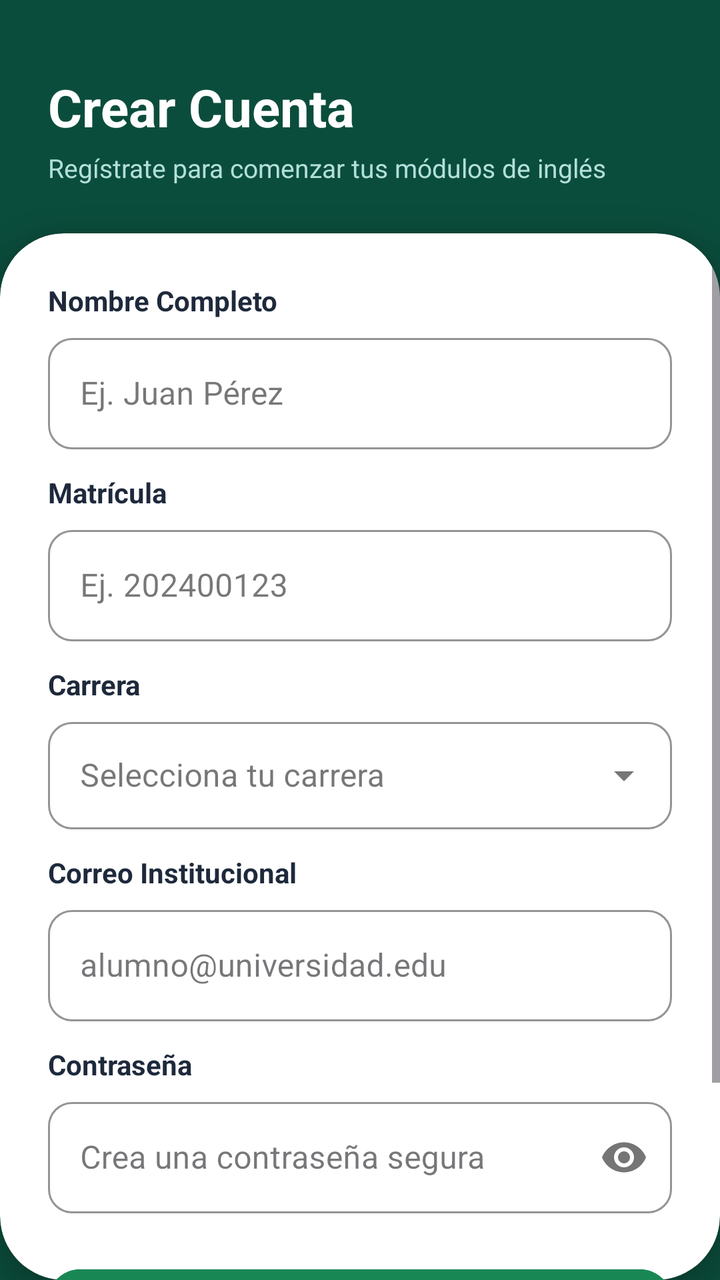
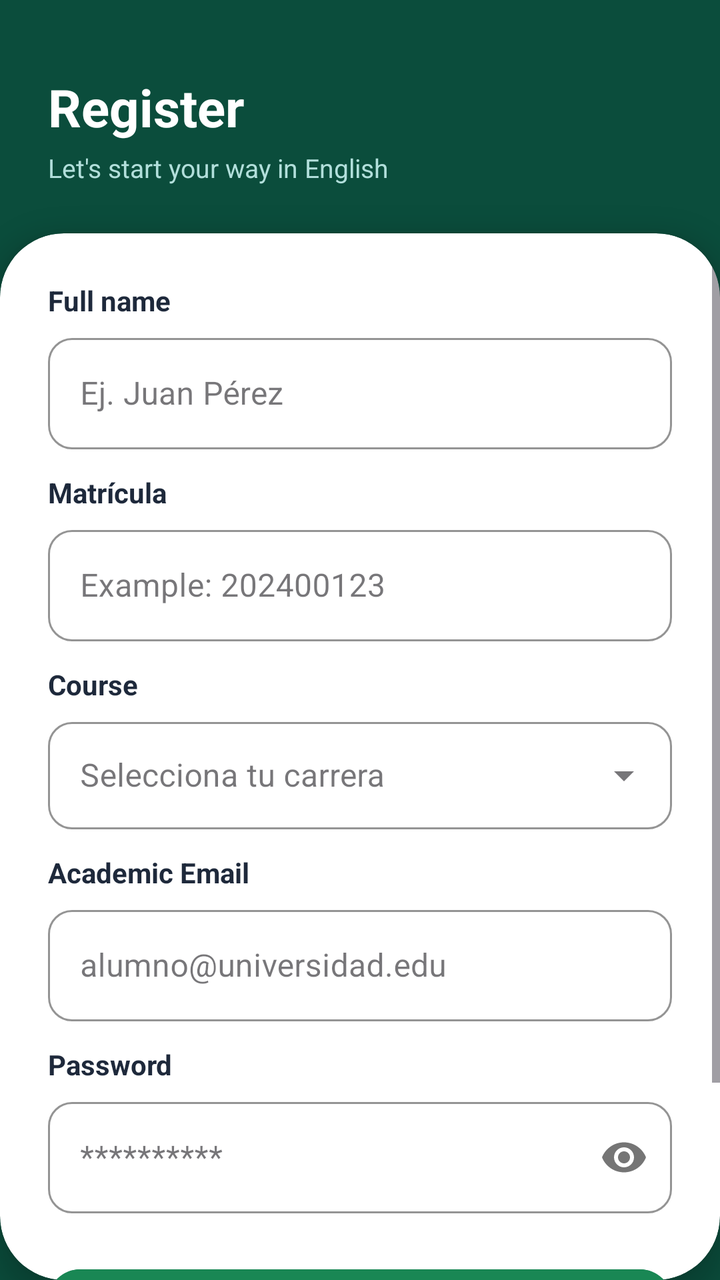

Compare the two renders of this Android layout. The source of the first and the diff that turns it into the second are given below.
<!-- AndroidManifest.xml: application theme Theme.Ingles_app -->
<!-- res/layout/activity_register.xml -->
<?xml version="1.0" encoding="utf-8"?>
<androidx.constraintlayout.widget.ConstraintLayout
    xmlns:android="http://schemas.android.com/apk/res/android"
    xmlns:app="http://schemas.android.com/apk/res-auto"
    android:id="@+id/main"
    android:layout_width="match_parent"
    android:layout_height="match_parent"
    android:background="@color/primary_dark_green">

    
    <LinearLayout
        android:id="@+id/topBarRegister"
        android:layout_width="match_parent"
        android:layout_height="wrap_content"
        android:orientation="vertical"
        android:padding="24dp"
        app:layout_constraintTop_toTopOf="parent">

        <TextView
            android:layout_width="wrap_content"
            android:layout_height="wrap_content"
            android:layout_marginTop="12dp"
            android:text="Crear Cuenta"
            android:textColor="@color/white"
            android:textSize="26sp"
            android:textStyle="bold" />

        <TextView
            android:layout_width="wrap_content"
            android:layout_height="wrap_content"
            android:layout_marginTop="4dp"
            android:text="Regístrate para comenzar tus módulos de inglés"
            android:textColor="#B2DFDB"
            android:textSize="13sp" />
    </LinearLayout>

    
    <androidx.cardview.widget.CardView
        android:layout_width="match_parent"
        android:layout_height="0dp"
        app:cardBackgroundColor="@color/white"
        app:cardCornerRadius="32dp"
        app:cardElevation="8dp"
        app:layout_constraintBottom_toBottomOf="parent"
        app:layout_constraintTop_toBottomOf="@id/topBarRegister">

        <ScrollView
            android:layout_width="match_parent"
            android:layout_height="match_parent"
            android:fillViewport="true">

            <LinearLayout
                android:layout_width="match_parent"
                android:layout_height="wrap_content"
                android:orientation="vertical"
                android:padding="24dp">

                
                <TextView
                    android:layout_width="wrap_content"
                    android:layout_height="wrap_content"
                    android:text="Nombre Completo"
                    android:textColor="@color/text_title"
                    android:textStyle="bold" />

                <com.google.android.material.textfield.TextInputLayout
                    style="@style/Widget.MaterialComponents.TextInputLayout.OutlinedBox"
                    android:layout_width="match_parent"
                    android:layout_height="wrap_content"
                    android:layout_marginTop="4dp"
                    android:layout_marginBottom="12dp"
                    app:boxCornerRadiusBottomEnd="12dp"
                    app:boxCornerRadiusBottomStart="12dp"
                    app:boxCornerRadiusTopEnd="12dp"
                    app:boxCornerRadiusTopStart="12dp"
                    app:boxStrokeColor="@color/primary_green">

                    <com.google.android.material.textfield.TextInputEditText
                        android:id="@+id/etRegisterName"
                        android:layout_width="match_parent"
                        android:layout_height="wrap_content"
                        android:hint="Ej. Juan Pérez"
                        android:inputType="textPersonName" />
                </com.google.android.material.textfield.TextInputLayout>

                
                <TextView
                    android:layout_width="wrap_content"
                    android:layout_height="wrap_content"
                    android:text="Matrícula"
                    android:textColor="@color/text_title"
                    android:textStyle="bold" />

                <com.google.android.material.textfield.TextInputLayout
                    style="@style/Widget.MaterialComponents.TextInputLayout.OutlinedBox"
                    android:layout_width="match_parent"
                    android:layout_height="wrap_content"
                    android:layout_marginTop="4dp"
                    android:layout_marginBottom="12dp"
                    app:boxCornerRadiusBottomEnd="12dp"
                    app:boxCornerRadiusBottomStart="12dp"
                    app:boxCornerRadiusTopEnd="12dp"
                    app:boxCornerRadiusTopStart="12dp"
                    app:boxStrokeColor="@color/primary_green">

                    <com.google.android.material.textfield.TextInputEditText
                        android:id="@+id/etRegisterEnrollment"
                        android:layout_width="match_parent"
                        android:layout_height="wrap_content"
                        android:hint="Ej. 202400123"
                        android:inputType="textCapCharacters" />
                </com.google.android.material.textfield.TextInputLayout>


                
                <TextView
                    android:layout_width="wrap_content"
                    android:layout_height="wrap_content"
                    android:text="Carrera"
                    android:textColor="@color/text_title"
                    android:textStyle="bold" />

                <com.google.android.material.textfield.TextInputLayout
                    style="@style/Widget.MaterialComponents.TextInputLayout.OutlinedBox.ExposedDropdownMenu"
                    android:layout_width="match_parent"
                    android:layout_height="wrap_content"
                    android:layout_marginTop="4dp"
                    android:layout_marginBottom="12dp"
                    app:boxCornerRadiusBottomEnd="12dp"
                    app:boxCornerRadiusBottomStart="12dp"
                    app:boxCornerRadiusTopEnd="12dp"
                    app:boxCornerRadiusTopStart="12dp"
                    app:boxStrokeColor="@color/primary_green">

                    <AutoCompleteTextView
                        android:id="@+id/actvRegisterCareer"
                        android:layout_width="match_parent"
                        android:layout_height="wrap_content"
                        android:hint="Selecciona tu carrera"
                        android:inputType="none"
                        android:padding="16dp" />
                </com.google.android.material.textfield.TextInputLayout>

                
                <TextView
                    android:layout_width="wrap_content"
                    android:layout_height="wrap_content"
                    android:text="Correo Institucional"
                    android:textColor="@color/text_title"
                    android:textStyle="bold" />

                <com.google.android.material.textfield.TextInputLayout
                    style="@style/Widget.MaterialComponents.TextInputLayout.OutlinedBox"
                    android:layout_width="match_parent"
                    android:layout_height="wrap_content"
                    android:layout_marginTop="4dp"
                    android:layout_marginBottom="12dp"
                    app:boxCornerRadiusBottomEnd="12dp"
                    app:boxCornerRadiusBottomStart="12dp"
                    app:boxCornerRadiusTopEnd="12dp"
                    app:boxCornerRadiusTopStart="12dp"
                    app:boxStrokeColor="@color/primary_green">

                    <com.google.android.material.textfield.TextInputEditText
                        android:id="@+id/etRegisterEmail"
                        android:layout_width="match_parent"
                        android:layout_height="wrap_content"
                        android:hint="alumno@universidad.edu"
                        android:inputType="textEmailAddress" />
                </com.google.android.material.textfield.TextInputLayout>

                
                <TextView
                    android:layout_width="wrap_content"
                    android:layout_height="wrap_content"
                    android:text="Contraseña"
                    android:textColor="@color/text_title"
                    android:textStyle="bold" />

                <com.google.android.material.textfield.TextInputLayout
                    style="@style/Widget.MaterialComponents.TextInputLayout.OutlinedBox"
                    android:layout_width="match_parent"
                    android:layout_height="wrap_content"
                    android:layout_marginTop="4dp"
                    android:layout_marginBottom="24dp"
                    app:boxCornerRadiusBottomEnd="12dp"
                    app:boxCornerRadiusBottomStart="12dp"
                    app:boxCornerRadiusTopEnd="12dp"
                    app:boxCornerRadiusTopStart="12dp"
                    app:boxStrokeColor="@color/primary_green"
                    app:passwordToggleEnabled="true">

                    <com.google.android.material.textfield.TextInputEditText
                        android:id="@+id/etRegisterPassword"
                        android:layout_width="match_parent"
                        android:layout_height="wrap_content"
                        android:hint="Crea una contraseña segura"
                        android:inputType="textPassword" />
                </com.google.android.material.textfield.TextInputLayout>

                
                <com.google.android.material.button.MaterialButton
                    android:id="@+id/btnRegister"
                    android:layout_width="match_parent"
                    android:layout_height="56dp"
                    android:backgroundTint="@color/primary_green"
                    android:text="Registrarme"
                    android:textAllCaps="false"
                    android:textSize="16sp"
                    android:textStyle="bold"
                    app:cornerRadius="16dp" />

                
                <TextView
                    android:id="@+id/tvToLogin"
                    android:layout_width="wrap_content"
                    android:layout_height="wrap_content"
                    android:layout_gravity="center"
                    android:layout_marginTop="16dp"
                    android:layout_marginBottom="16dp"
                    android:text="¿Ya tienes cuenta? Inicia sesión"
                    android:textColor="@color/accent_orange"
                    android:textSize="14sp"
                    android:textStyle="bold" />

            </LinearLayout>
        </ScrollView>
    </androidx.cardview.widget.CardView>

</androidx.constraintlayout.widget.ConstraintLayout>
<!-- resources referenced by this layout -->
<resources>
  <color name="accent_orange">#FF7043</color>
  <color name="primary_dark_green">#0B4D3C</color>
  <color name="primary_green">#198754</color>
  <color name="text_title">#1E293B</color>
  <color name="white">#FFFFFFFF</color>
  <style name="Theme.Ingles_app" parent="Base.Theme.Ingles_app" />
  <style name="Base.Theme.Ingles_app" parent="Theme.Material3.DayNight.NoActionBar">
          
          
      </style>
</resources>

<!-- the commit's change to res/layout/activity_register.xml (unified diff, before → after) -->
@@ -20,7 +20,7 @@
             android:layout_width="wrap_content"
             android:layout_height="wrap_content"
             android:layout_marginTop="12dp"
-            android:text="Crear Cuenta"
+            android:text="Register"
             android:textColor="@color/white"
             android:textSize="26sp"
             android:textStyle="bold" />
@@ -29,7 +29,7 @@
             android:layout_width="wrap_content"
             android:layout_height="wrap_content"
             android:layout_marginTop="4dp"
-            android:text="Regístrate para comenzar tus módulos de inglés"
+            android:text="Let's start your way in English"
             android:textColor="#B2DFDB"
             android:textSize="13sp" />
     </LinearLayout>
@@ -59,7 +59,7 @@
                 <TextView
                     android:layout_width="wrap_content"
                     android:layout_height="wrap_content"
-                    android:text="Nombre Completo"
+                    android:text="Full name"
                     android:textColor="@color/text_title"
                     android:textStyle="bold" />
 
@@ -107,7 +107,7 @@
                         android:id="@+id/etRegisterEnrollment"
                         android:layout_width="match_parent"
                         android:layout_height="wrap_content"
-                        android:hint="Ej. 202400123"
+                        android:hint="Example: 202400123"
                         android:inputType="textCapCharacters" />
                 </com.google.android.material.textfield.TextInputLayout>
 
@@ -116,7 +116,7 @@
                 <TextView
                     android:layout_width="wrap_content"
                     android:layout_height="wrap_content"
-                    android:text="Carrera"
+                    android:text="Course"
                     android:textColor="@color/text_title"
                     android:textStyle="bold" />
 
@@ -145,7 +145,7 @@
                 <TextView
                     android:layout_width="wrap_content"
                     android:layout_height="wrap_content"
-                    android:text="Correo Institucional"
+                    android:text="Academic Email"
                     android:textColor="@color/text_title"
                     android:textStyle="bold" />
 
@@ -173,7 +173,7 @@
                 <TextView
                     android:layout_width="wrap_content"
                     android:layout_height="wrap_content"
-                    android:text="Contraseña"
+                    android:text="Password"
                     android:textColor="@color/text_title"
                     android:textStyle="bold" />
 
@@ -194,7 +194,7 @@
                         android:id="@+id/etRegisterPassword"
                         android:layout_width="match_parent"
                         android:layout_height="wrap_content"
-                        android:hint="Crea una contraseña segura"
+                        android:hint="**********"
                         android:inputType="textPassword" />
                 </com.google.android.material.textfield.TextInputLayout>
 
@@ -204,7 +204,7 @@
                     android:layout_width="match_parent"
                     android:layout_height="56dp"
                     android:backgroundTint="@color/primary_green"
-                    android:text="Registrarme"
+                    android:text="Register"
                     android:textAllCaps="false"
                     android:textSize="16sp"
                     android:textStyle="bold"
@@ -218,7 +218,7 @@
                     android:layout_gravity="center"
                     android:layout_marginTop="16dp"
                     android:layout_marginBottom="16dp"
-                    android:text="¿Ya tienes cuenta? Inicia sesión"
+                    android:text="Have an account? Go log in"
                     android:textColor="@color/accent_orange"
                     android:textSize="14sp"
                     android:textStyle="bold" />
